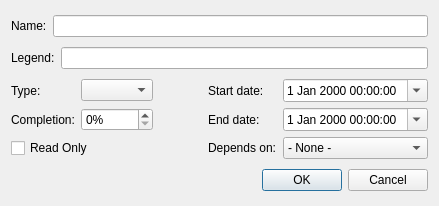
Before: the Qt Designer form examples/Gantt/legend_example/entrydialog.ui in KDAB/KDChart, drawn with Qt 5.
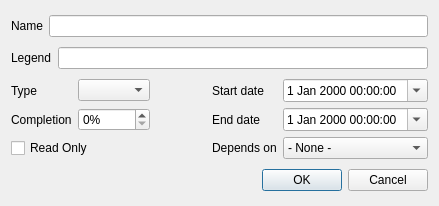
After: the same form once the commit is applied.

What changed in the file:
```diff
--- a/examples/Gantt/legend_example/entrydialog.ui
+++ b/examples/Gantt/legend_example/entrydialog.ui
@@ -13,9 +13,9 @@
    <item>
     <layout class="QHBoxLayout" >
      <item>
-      <widget class="QLabel" name="label" >
-       <property name="text" >
-        <string>Name:</string>
+      <widget class="QLabel" name="label">
+       <property name="text">
+        <string>Name</string>
        </property>
       </widget>
      </item>
@@ -27,9 +27,9 @@
    <item>
     <layout class="QHBoxLayout" >
      <item>
-      <widget class="QLabel" name="label_6" >
-       <property name="text" >
-        <string>Legend:</string>
+      <widget class="QLabel" name="label_6">
+       <property name="text">
+        <string>Legend</string>
        </property>
       </widget>
      </item>
@@ -39,11 +39,11 @@
     </layout>
    </item>
    <item>
-    <layout class="QGridLayout" >
-     <item row="0" column="0" >
-      <widget class="QLabel" name="label_2" >
-       <property name="text" >
-        <string>Type:</string>
+    <layout class="QGridLayout">
+     <item row="0" column="0">
+      <widget class="QLabel" name="label_2">
+       <property name="text">
+        <string>Type</string>
        </property>
       </widget>
      </item>
@@ -63,10 +63,10 @@
        </property>
       </spacer>
      </item>
-     <item row="0" column="3" >
-      <widget class="QLabel" name="label_3" >
-       <property name="text" >
-        <string>Start date:</string>
+     <item row="0" column="3">
+      <widget class="QLabel" name="label_3">
+       <property name="text">
+        <string>Start date</string>
        </property>
       </widget>
      </item>
@@ -77,10 +77,10 @@
        </property>
       </widget>
      </item>
-     <item row="1" column="0" >
-      <widget class="QLabel" name="label_5" >
-       <property name="text" >
-        <string>Completion:</string>
+     <item row="1" column="0">
+      <widget class="QLabel" name="label_5">
+       <property name="text">
+        <string>Completion</string>
        </property>
       </widget>
      </item>
@@ -94,10 +94,10 @@
        </property>
       </widget>
      </item>
-     <item row="1" column="3" >
-      <widget class="QLabel" name="label_EndDate" >
-       <property name="text" >
-        <string>End date:</string>
+     <item row="1" column="3">
+      <widget class="QLabel" name="label_EndDate">
+       <property name="text">
+        <string>End date</string>
        </property>
       </widget>
      </item>
@@ -115,10 +115,10 @@
        </property>
       </widget>
      </item>
-     <item row="2" column="3" >
-      <widget class="QLabel" name="dependsLabel" >
-       <property name="text" >
-        <string>Depends on:</string>
+     <item row="2" column="3">
+      <widget class="QLabel" name="dependsLabel">
+       <property name="text">
+        <string>Depends on</string>
        </property>
       </widget>
      </item>
```
Left out of the diff: 73 changed lines with no effect on the pictures.
